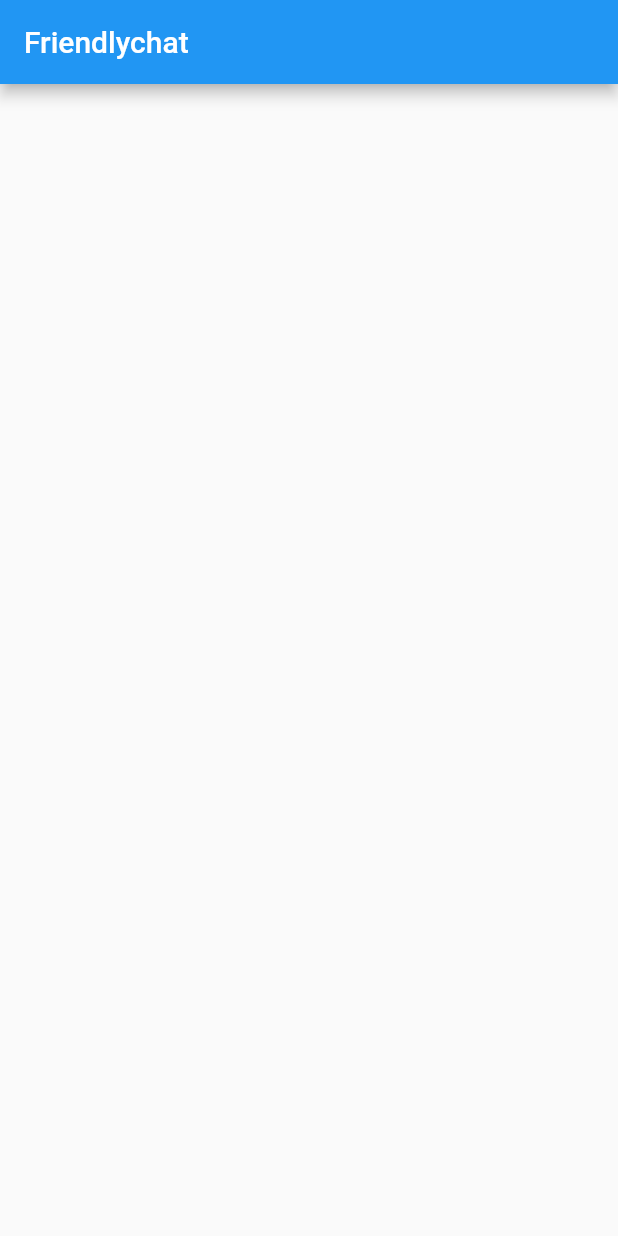
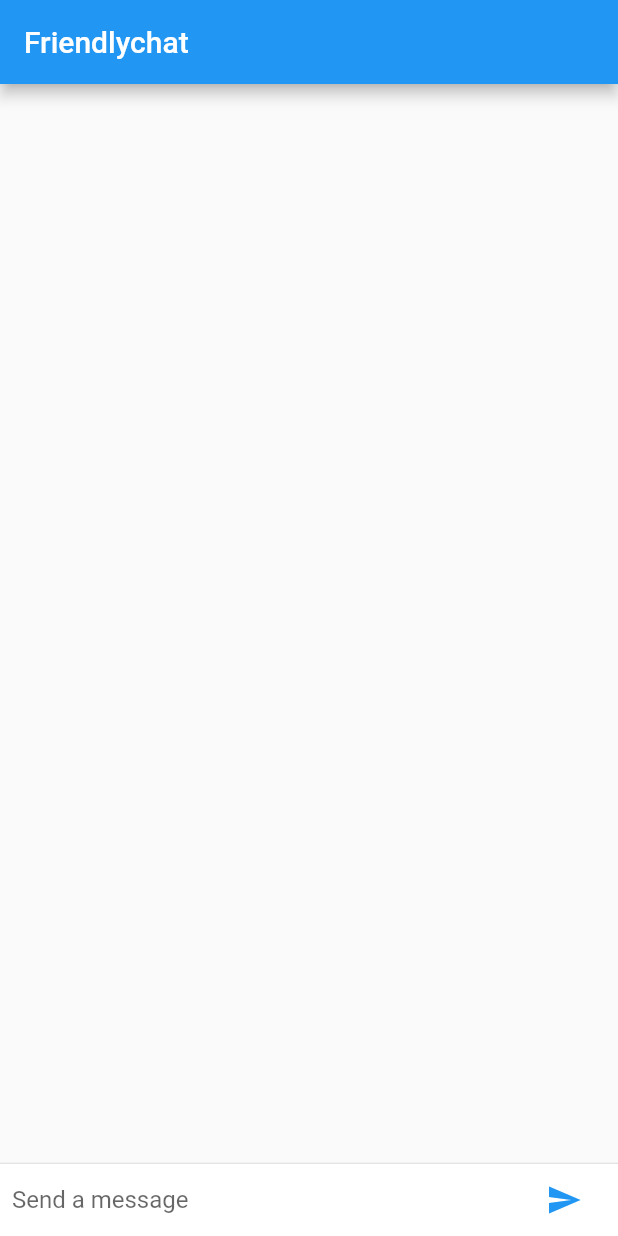
Before and after one commit to shyshenok/FriendlyChat, a Flutter app: the screen it shows after launch, on a phone screen of 412 x 824 dp. Run offline on Flutter 3.47's test engine with Material 2 defaults, Android fonts, the phone set to English and light mode, and no system bars.

Commit message:
Add a UI for displaying messages

```diff
--- a/lib/main.dart
+++ b/lib/main.dart
@@ -14,11 +14,116 @@ class FriendlychatApp extends StatelessWidget {
   }
 }
 
-class ChatScreen extends StatelessWidget {
+class ChatScreen extends StatefulWidget {
+  @override
+  State createState() => new ChatScreenState();
+}
+
+class ChatScreenState extends State<ChatScreen> {
+
+  final List<ChatMessage> _messages = <ChatMessage>[];
+  final TextEditingController _textController = new TextEditingController();
+
   @override
   Widget build(BuildContext context) {
     return new Scaffold(
-      appBar: new AppBar(title: new Text("Friendlychat")),
+        appBar: new AppBar(
+            title: new Text("Friendlychat")
+        ),
+        body: new Column(
+            children: <Widget>[
+              new Flexible(
+                  child: new ListView.builder(
+                    padding: new EdgeInsets.all(8.0),
+                    reverse: true,
+                    itemBuilder: (_, int index) => _messages[index],
+                    itemCount: _messages.length,
+                  ),
+              ),
+              new Divider(height: 1.0),
+              new Container(
+                decoration: new BoxDecoration(
+                    color: Theme.of(context).cardColor),
+                child: _buildTextComposer(),
+              ),
+            ]
+        )
+    );
+  }
+
+  Widget _buildTextComposer() {
+    return new IconTheme( //new
+      data: new IconThemeData(color: Theme
+          .of(context)
+          .accentColor), //new
+      child: new Container(
+        margin: const EdgeInsets.symmetric(horizontal: 8.0),
+        child: new Row(
+          children: <Widget>[
+            new Flexible(
+              child: new TextField(
+                controller: _textController,
+                onSubmitted: _handleSubmitted,
+                decoration: new InputDecoration.collapsed(
+                    hintText: "Send a message"),
+              ),
+            ),
+            new Container(
+              margin: new EdgeInsets.symmetric(horizontal: 4.0),
+              child: new IconButton(
+                  icon: new Icon(Icons.send),
+                  onPressed: () => _handleSubmitted(_textController.text)),
+            ),
+          ],
+        ),
+      ),
+    );
+  }
+
+  void _handleSubmitted(String text) {
+    _textController.clear();
+    ChatMessage message = new ChatMessage(
+      text: text,
+    );
+    setState(() {
+      _messages.insert(0, message);
+    });
+  }
+}
+
+class ChatMessage extends StatelessWidget {
+  ChatMessage({this.text});
+
+  final String text;
+
+  @override
+  Widget build(BuildContext context) {
+    return new Container(
+      margin: const EdgeInsets.symmetric(vertical: 10.0),
+      child: new Row(
+        crossAxisAlignment: CrossAxisAlignment.start,
+        children: <Widget>[
+          new Container(
+            margin: const EdgeInsets.only(right: 16.0),
+            child: new CircleAvatar(child: new Text(_name[0])),
+          ),
+          new Column(
+            crossAxisAlignment: CrossAxisAlignment.start,
+            children: <Widget>[
+              new Text(_name, style: Theme
+                  .of(context)
+                  .textTheme
+                  .subhead),
+              new Container(
+                margin: const EdgeInsets.only(top: 5.0),
+                child: new Text(text),
+              ),
+            ],
+          ),
+        ],
+      ),
     );
   }
 }
+
+const String _name = "Your Name";
```
